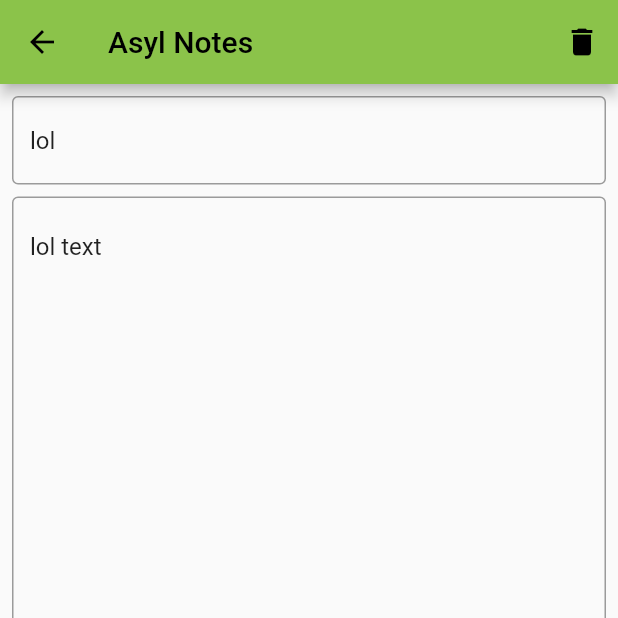
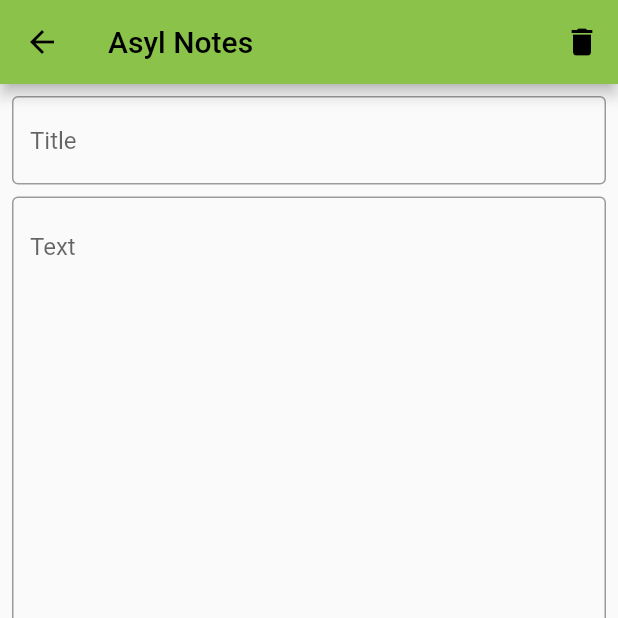
Before and after one commit to chuparts/asyl-notes-app, a Flutter app: the screen it shows after launch, after a tap on the "plus one" icon, on a phone screen of 412 x 824 dp, the top half of it. Run offline on Flutter 3.47's test engine with Material 2 defaults, Android fonts, the light colour scheme and no system bars; our stand-ins replace sqflite; accounts and stored records are empty.

Commit message:
Deleted unnecessary things

```diff
--- a/lib/main.dart
+++ b/lib/main.dart
@@ -74,7 +74,7 @@
                 backgroundColor: Colors.green,
                 onPressed: () async {
                   int noteId = await db.insert(
-                      "notes", {"title": "lol", "note_text": "lol text"});
+                      "notes", {"title": "", "note_text": ""});
                   setState(() {
                     currentNoteId = noteId;
                   });
```
